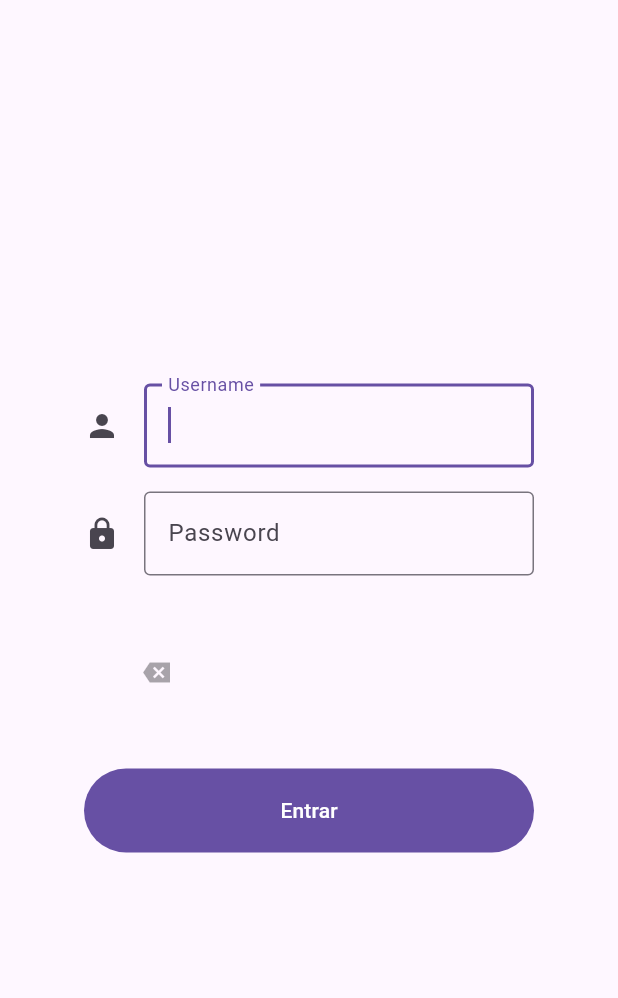
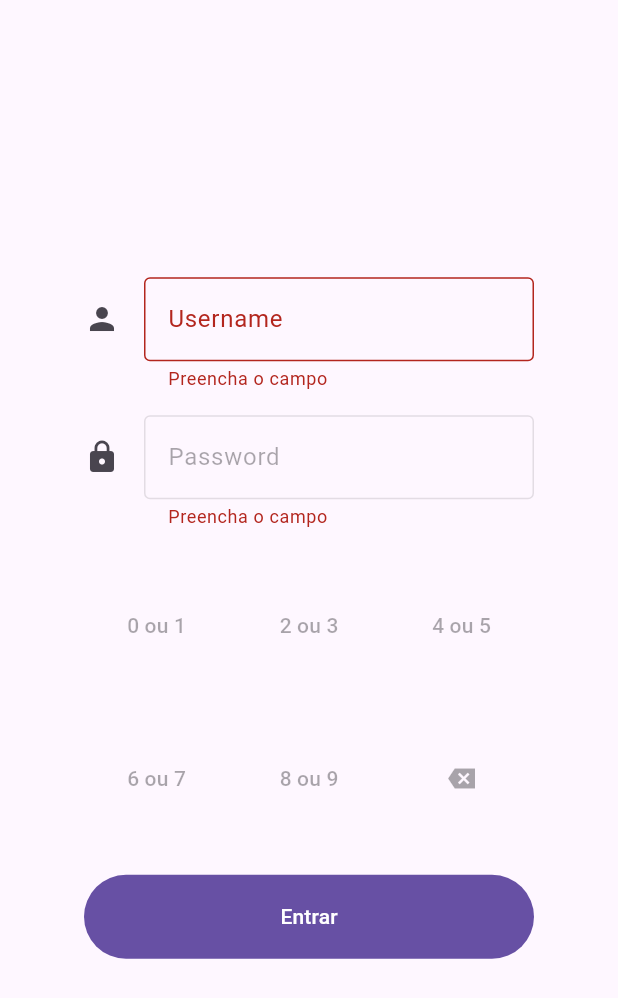
Before and after one commit to noahstelmak/virtual_secure_keyboard, a Flutter app: the screen it shows after launch, after a tap on "Entrar", on a phone screen of 412 x 824 dp. Shown: the top 998 px of the screen. Run offline on Flutter 3.47's test engine with Material 3 defaults, Android fonts, the phone set to English and light mode, and no system bars; generated files the repository leaves out were written again.

Commit message:
Mais outra metade funcional

```diff
--- a/lib/login_thing/login_thing.dart
+++ b/lib/login_thing/login_thing.dart
@@ -1,12 +1,12 @@
 import 'dart:convert';
 import 'dart:math';
-
 import 'package:flutter/material.dart';
 import 'package:flutter_gen/gen_l10n/app_localizations.dart';
 import 'package:virtual_secure_keyboard/virtual_keyboard/virtual_keyboard.dart';
 import 'package:virtual_secure_keyboard/virtual_keyboard/virtual_keys.dart';
 import 'package:http/http.dart' as http;
 
+/// A thing that log ins
 class LoginThing extends StatefulWidget {
   const LoginThing({super.key});
 
@@ -15,16 +15,37 @@ class LoginThing extends StatefulWidget {
 }
 
 class _LoginThingState extends State<LoginThing> {
-  final passwordField = FocusNode();
-  final controller = TextEditingController();
+  bool isLoading = false;
 
-  List<String>? get keys => realKeys?.map((e) => "${e[0]} ou ${e[1]}").toList();
-  List<List<int>>? realKeys = [];
+  final username = TextEditingController();
+  final password = TextEditingController();
 
-  List<List<int>> password = [];
+  final focusPassword = FocusNode();
+  final focusUsername = FocusNode();
+
+  List<List<int>> keys = [];
+  List<List<int>> passwordKeys = [];
+
+  final formKey = GlobalKey<FormState>();
+  AutovalidateMode autovalidateMode = AutovalidateMode.disabled;
+
   @override
   void initState() {
     super.initState();
+    focusUsername.addListener(() async {
+      if (!focusUsername.hasFocus) {
+        passwordKeys = [];
+        password.text = "";
+
+        try {
+          keys = await sendUsername(username.text) ?? [];
+          if (mounted) {
+            FocusScope.of(context).requestFocus(focusPassword);
+          }
+        } catch (_) {}
+        setState(() {});
+      }
+    });
   }
 
   @override
@@ -33,25 +54,192 @@ class _LoginThingState extends State<LoginThing> {
       body: Center(
         child: SizedBox(
           width: 300,
+          child: Form(
+            key: formKey,
+            autovalidateMode: autovalidateMode,
             child: Column(
               mainAxisSize: MainAxisSize.min,
               children: [
                 TextFormField(
-                autofocus: true,
-                textInputAction: TextInputAction.next,
+                  focusNode: focusUsername,
+                  controller: username,
+                  validator: (value) => value == null || value.isEmpty
+                      ? "Preencha o campo"
+                      : null,
                   decoration: InputDecoration(
                     icon: const Icon(Icons.person),
                     label: Text(AppLocalizations.of(context)!.usenameLabel),
                     border: const OutlineInputBorder(),
                   ),
-                onFieldSubmitted: (value) async {
+                ),
+                const SizedBox(height: 16),
+                TextFormField(
+                  validator: (value) => value == null || value.isEmpty
+                      ? "Preencha o campo"
+                      : null,
+                  focusNode: focusPassword,
+                  enabled: keys.isNotEmpty,
+                  controller: password,
+                  obscureText: true,
+                  readOnly: false,
+                  textInputAction: TextInputAction.done,
+                  decoration: InputDecoration(
+                    icon: const Icon(Icons.lock),
+                    label: Text(
+                      AppLocalizations.of(context)!.passwordLabel,
+                    ),
+                    border: const OutlineInputBorder(),
+                  ),
+                ),
+                const SizedBox(height: 16),
+                TextFieldTapRegion(
+                  child: VirtualKeyboard(
+                    enabled: keys.isNotEmpty,
+                    virtualKeys: keys.isNotEmpty
+                        ? List.generate(5, (index) {
+                            final key = keys[index];
+
+                            return IndexedVirtualKey(
+                              label: "${key[0]} ou ${key[1]}",
+                              value: key,
+                            );
+                          })
+                        : IndexedVirtualKey.indexedKeys([
+                            "0 ou 1",
+                            "2 ou 3",
+                            "4 ou 5",
+                            "6 ou 7",
+                            "8 ou 9",
+                          ]),
+                    onKeyPressed: (value) {
+                      password.text += "A";
+                      passwordKeys.add(value as List<int>);
+                    },
+                    onBackspacePressed: () {
+                      if (passwordKeys.isNotEmpty) {
+                        password.text = password.text.substring(
+                          0,
+                          password.text.length - 1,
+                        );
+                        passwordKeys.removeLast();
+                      }
+                    },
+                  ),
+                ),
+                const SizedBox(height: 16),
+                FilledButton.icon(
+                  onPressed: !isLoading ? () => submitForm(context) : () {},
+                  icon: isLoading
+                      ? Container(
+                          width: 24,
+                          height: 24,
+                          padding: const EdgeInsets.all(2.0),
+                          child: const CircularProgressIndicator(
+                            color: Colors.white,
+                            strokeWidth: 3,
+                          ),
+                        )
+                      : const SizedBox(),
+                  label: const Text(
+                    "Entrar",
+                  ),
+                ),
+              ],
+            ),
+          ),
+        ),
+      ),
+    );
+  }
+
+  void submitForm(context) async {
+    if (formKey.currentState!.validate()) {
+      setState(() {
+        isLoading = true;
+      });
+
+      final r = await sendCredentials(username.text, passwordKeys);
+
+      if (r != null) {
+        Navigator.pushReplacement(
+          context,
+          MaterialPageRoute(
+            builder: (context) => Scaffold(
+              appBar: AppBar(
+                leading: IconButton(
+                  onPressed: () {
+                    Navigator.of(context).pushReplacement(
+                      MaterialPageRoute(
+                        builder: (context) => const LoginThing(),
+                      ),
+                    );
+                  },
+                  icon: const Icon(
+                    Icons.arrow_back,
+                  ),
+                ),
+              ),
+              body: Center(
+                child: Text(
+                  r["username"].toString(),
+                ),
+              ),
+            ),
+          ),
+        );
+      } else {
+        passwordKeys = [];
+        password.text = "";
+        keys = [];
+        focusUsername.requestFocus();
+        isLoading = false;
+        setState(() {});
+      }
+    } else {
+      setState(() {
+        autovalidateMode = AutovalidateMode.onUserInteraction;
+      });
+    }
+  }
+
+  Future<dynamic> sendCredentials(
+      String username, List<List<int>> password) async {
     final r = await http.post(
-                    Uri.parse(
-                        "http://localhost:8080/auth/startSession?username=$value"),
+      Uri.parse("http://localhost:8080/auth/login"),
+      headers: {"Content-Type": "application/json"},
+      body: jsonEncode({
+        "username": "Martin",
+        "password": passwordKeys,
+      }),
+    );
+    print(passwordKeys);
+
+    if (r.statusCode == 200) {
+      final body = jsonDecode(r.body);
+      print(body);
+      if (body["user"] != null) {
+        return body["user"];
+      }
+    }
+
+    return null;
+  }
+
+  Future<List<List<int>>?> sendUsername(String username) async {
+    final r = await http.post(
+      Uri.parse("http://localhost:8080/auth/startSession?username=$username"),
     );
 
     if (r.statusCode == 200) {
-                    realKeys = (jsonDecode(r.body)["keys"] as String)
+      return convertEncodedKeys(r.body);
+    } else {
+      return null;
+    }
+  }
+}
+
+List<List<int>> convertEncodedKeys(String json) {
+  return (jsonDecode(json)["keys"] as String)
       .split(";")
       .map(
         (e) => e
@@ -62,83 +250,9 @@ class _LoginThingState extends State<LoginThing> {
             .toList(),
       )
       .toList();
-                  } else {
-                    realKeys = null;
-                  }
-                  setState(() {});
-                },
-              ),
-              const SizedBox(height: 16),
-              TextFormField(
-                autofocus: true,
-                obscureText: true,
-                focusNode: passwordField,
-                readOnly: true,
-                controller: controller,
-                textInputAction: TextInputAction.done,
-                decoration: InputDecoration(
-                  icon: const Icon(Icons.lock),
-                  label: Text(AppLocalizations.of(context)!.passwordLabel),
-                  border: const OutlineInputBorder(),
-                ),
-              ),
-              const SizedBox(height: 16),
-              TextFieldTapRegion(
-                onTapInside: (event) {
-                  passwordField.requestFocus();
-                },
-                child: VirtualKeyboard(
-                  enabled: passwordField.hasFocus,
-                  virtualKeys: IndexedVirtualKey.indexedKeys(
-                    keys ?? _generateKeys(),
-                    realKeys!,
-                  ),
-                  onKeyPressed: (value) {
-                    controller.text = controller.text + "F";
-                    password.add(value as List<int>);
-                  },
-                  onBackspacePressed: () {
-                    controller.text = controller.text
-                        .substring(0, controller.text.length - 1);
-                    password = List.generate(
-                      password.length - 1,
-                      (index) => password[index],
-                    );
-                  },
-                ),
-              ),
-              const SizedBox(height: 16),
-              FilledButton(
-                onPressed: () async {
-                  final r = await http.post(
-                    Uri.parse("http://localhost:8080/auth/login"),
-                    headers: {"Content-Type": "application/json"},
-                    body: jsonEncode({
-                      "username": "Martin",
-                      "password": password,
-                    }),
-                  );
-
-                  if (r.statusCode == 200) {
-                    print(jsonDecode(r.body));
-                  } else {
-                    print(jsonDecode(r.body));
-                  }
-                  setState(() {});
-                },
-                child: const Text(
-                  "Entrar",
-                ),
-              ),
-            ],
-          ),
-        ),
-      ),
-    );
-  }
 }
 
-List<String> _generateKeys() {
+List<String> generateKeys() {
   final numbers = List.generate(10, (index) => index)..shuffle(Random.secure());
   return List.generate(
     5,
--- a/lib/virtual_keyboard/virtual_keys.dart
+++ b/lib/virtual_keyboard/virtual_keys.dart
@@ -24,16 +24,18 @@ class NumericVirtualKey extends VirtualKey<int> {
       );
 }
 
-class IndexedVirtualKey extends VirtualKey<List<int>> {
+class IndexedVirtualKey<T> extends VirtualKey<T> {
   const IndexedVirtualKey({required super.label, required super.value});
 
-  static List<IndexedVirtualKey> indexedKeys(
-          List<String> labels, List<List<int>> values) =>
+  static List<IndexedVirtualKey> indexedKeys<T>(
+    Iterable<String> labels, [
+    Iterable<T>? values,
+  ]) =>
       List.generate(
         labels.length,
         (index) => IndexedVirtualKey(
-          label: labels[index],
-          value: values[index],
+          label: labels.toList()[index],
+          value: (values ?? labels).toList()[index],
         ),
         growable: false,
       );
```
Lines whose indentation alone changed are shown as unchanged.
